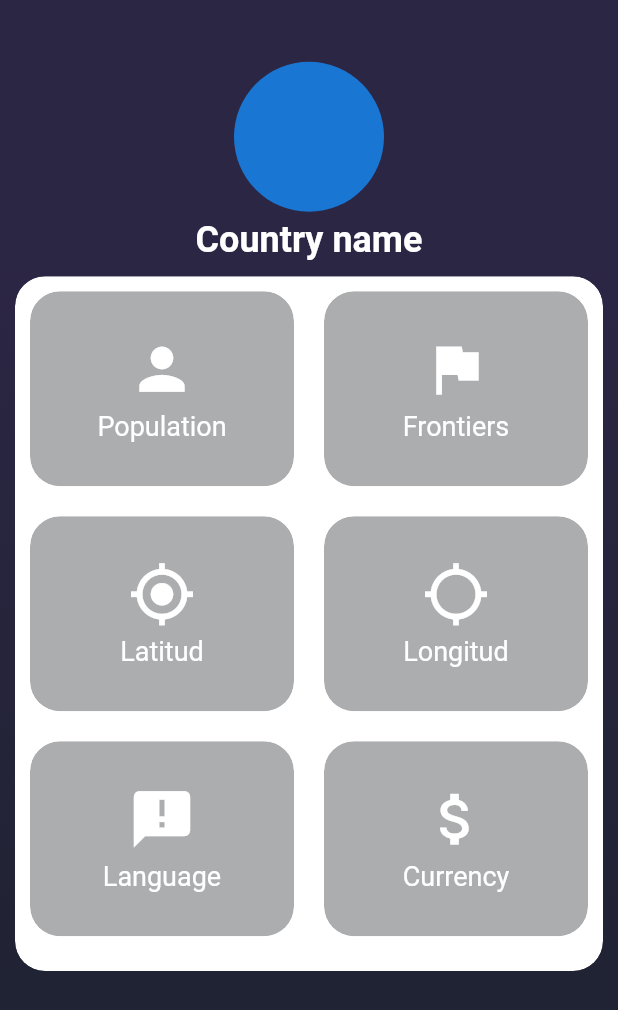
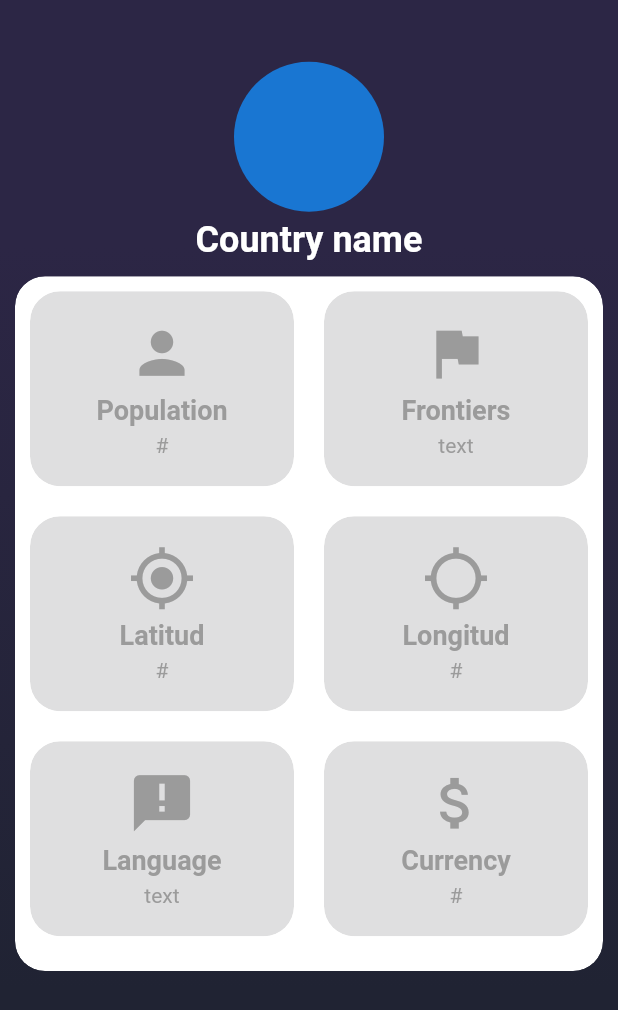
Before and after one commit to Darkron98/flutter_apps, a Flutter app: the MainScreen screen opened by its route, on a phone screen of 412 x 824 dp. Shown: the top 1010 px of the screen. Run offline on Flutter 3.47's test engine with Material 2 defaults, Android fonts, the phone set to English and light mode, and no system bars.

Commit message:
Estetic changes
change Country card colors

```diff
--- a/mas_banderas/lib/screens/main_screen.dart
+++ b/mas_banderas/lib/screens/main_screen.dart
@@ -84,12 +84,14 @@ class _CountryItems extends StatelessWidget {
             _SingleCard(
               icon: Icons.person,
               color: color,
-              text: 'Population',
+              label: 'Population',
+              text: '#',
             ),
             _SingleCard(
               icon: Icons.flag,
               color: color,
-              text: 'Frontiers',
+              label: 'Frontiers',
+              text: 'text',
             ),
           ],
         ),
@@ -98,12 +100,14 @@ class _CountryItems extends StatelessWidget {
             _SingleCard(
               icon: Icons.gps_fixed,
               color: color,
-              text: 'Latitud',
+              label: 'Latitud',
+              text: '#',
             ),
             _SingleCard(
               icon: Icons.location_searching,
               color: color,
-              text: 'Longitud',
+              label: 'Longitud',
+              text: '#',
             ),
           ],
         ),
@@ -112,12 +116,14 @@ class _CountryItems extends StatelessWidget {
             _SingleCard(
               icon: Icons.announcement,
               color: color,
-              text: 'Language',
+              label: 'Language',
+              text: 'text',
             ),
             _SingleCard(
               icon: Icons.attach_money,
               color: color,
-              text: 'Currency',
+              label: 'Currency',
+              text: '#',
             ),
           ],
         ),
@@ -129,16 +135,19 @@ class _CountryItems extends StatelessWidget {
 class _SingleCard extends StatelessWidget {
   final IconData icon;
   final Color color;
+  final String label;
   final String text;
 
   const _SingleCard({
     Key? key,
     required this.icon,
     required this.color,
+    required this.label,
     required this.text,
   }) : super(key: key);
   @override
   Widget build(BuildContext context) {
+    final color = Color.fromARGB(255, 155, 155, 155);
     return _CardBackGround(
       child: Column(
         mainAxisAlignment: MainAxisAlignment.center,
@@ -146,14 +155,24 @@ class _SingleCard extends StatelessWidget {
           Icon(
             icon,
             size: 45,
-            color: Colors.white,
+            color: color,
           ),
           SizedBox(height: 5),
+          Text(
+            label,
+            style: TextStyle(
+              color: color,
+              fontSize: 18,
+              fontWeight: FontWeight.bold,
+            ),
+          ),
+          SizedBox(
+            height: 5,
+          ),
           Text(
             text,
             style: TextStyle(
               color: color,
-              fontSize: 18,
             ),
           ),
         ],
@@ -181,7 +200,7 @@ class _CardBackGround extends StatelessWidget {
           child: Container(
             height: 130,
             decoration: BoxDecoration(
-              color: Color.fromARGB(175, 133, 135, 138),
+              color: Color.fromARGB(174, 208, 208, 209),
               borderRadius: BorderRadius.circular(20),
             ),
             child: child,
```
